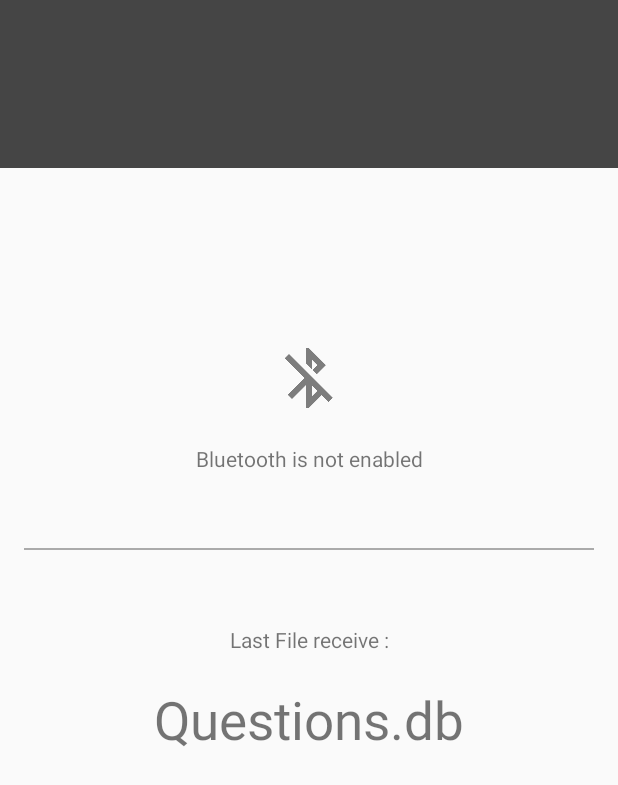
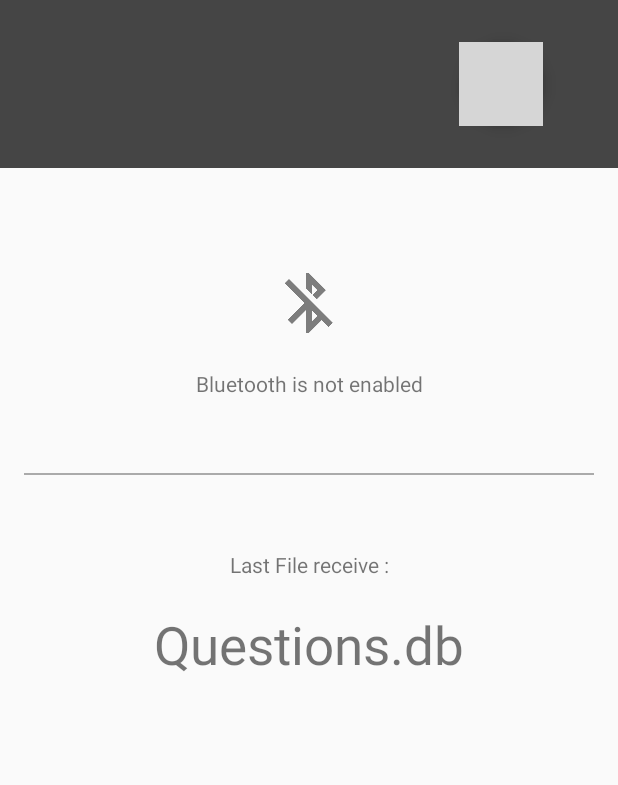
Before and after one commit to mhlsf/QuizApp, an Android app: the layout activity_simple_grid.xml on its own in the app's theme, with its tools: preview values and no code run, on a phone screen of 412 x 824 dp. Shown: the top 785 px of the screen. Run offline under Robolectric (Android 15) with nearby library versions, the phone set to English and light mode, and no system bars; grey boxes are pictures that could not be loaded.

Commit message:
Add the function to send mail from mobile app

```diff
--- a/mobile/build.gradle
+++ b/mobile/build.gradle
@@ -27,4 +27,6 @@ dependencies {
     compile 'com.google.android.gms:play-services-ads:8.4.0'
     compile 'com.google.android.gms:play-services-auth:8.4.0'
     compile 'com.google.android.gms:play-services-gcm:8.4.0'
+    compile 'com.android.support:design:23.1.1'
+
 }
--- a/mobile/src/main/res/layout/activity_simple_grid.xml
+++ b/mobile/src/main/res/layout/activity_simple_grid.xml
@@ -1,11 +1,21 @@
 <?xml version="1.0" encoding="utf-8"?>
 
-<LinearLayout
-    android:layout_height="match_parent"
+<LinearLayout android:layout_height="match_parent"
     android:layout_width="match_parent"
     xmlns:android="http://schemas.android.com/apk/res/android"
+    xmlns:app="http://schemas.android.com/apk/res-auto"
     android:orientation="vertical">
 
+    <android.support.design.widget.CoordinatorLayout
+        xmlns:android="http://schemas.android.com/apk/res/android"
+        xmlns:app="http://schemas.android.com/apk/res-auto"
+        android:layout_width="match_parent"
+        android:layout_height="wrap_content">
+
+        <LinearLayout
+            android:orientation="vertical"
+            android:layout_width="match_parent"
+            android:layout_height="wrap_content">
 
             <android.support.v7.widget.Toolbar android:id="@+id/toolbar_top"
                 android:layout_height="56dp"
@@ -17,7 +27,8 @@
 
             </android.support.v7.widget.Toolbar>
 
-    <android.support.v7.widget.Toolbar android:id="@+id/toolbar_bottom"
+            <android.support.v7.widget.Toolbar
+                android:id="@+id/toolbar_bottom"
                 android:layout_height="56dp"
                 android:layout_width="match_parent"
                 android:background="@color/colorPrimary"
@@ -25,8 +36,23 @@
 
                 xmlns:android="http://schemas.android.com/apk/res/android"
                 xmlns:app="http://schemas.android.com/apk/res-auto">
+            </android.support.v7.widget.Toolbar>
 
-    </android.support.v7.widget.Toolbar>
+        </LinearLayout>
+
+        <android.support.design.widget.FloatingActionButton
+            app:layout_anchor="@id/toolbar_top"
+            android:id="@+id/button_mail"
+            android:src="@drawable/ic_email_white_48dp"
+            app:fabSize="normal"
+            android:layout_marginRight="50dp"
+            android:layout_marginEnd="50dp"
+            android:layout_width="wrap_content"
+            android:layout_height="wrap_content"
+            app:layout_anchorGravity="bottom|right|end"/>
+
+    </android.support.design.widget.CoordinatorLayout>
+
 
 
     <LinearLayout
@@ -49,7 +75,7 @@
             android:layout_width="match_parent"
             android:src="@drawable/ic_bluetooth_disabled_black_48dp"
             android:alpha="0.5"
-            android:layout_marginTop="100dp"
+            android:layout_marginTop="50dp"
             android:layout_marginBottom="20dp"
             />
 
--- a/mobile/src/main/res/values/strings.xml
+++ b/mobile/src/main/res/values/strings.xml
@@ -1,3 +1,15 @@
 <resources>
     <string name="app_name">Wear Share</string>
+
+    <string name="dialog_message_nolastfile">You don\'t have recent receive file, do you wish to select one on the phone ?</string>
+    <string name="dialog_title_nolastfile">No last file</string>
+    <string name="ok">OK</string>
+    <string name="cancel">cancel</string>
+
+    <string name="dialog_message">Do you wish to send last receive file or another file on the phone ?</string>
+    <string name="dialog_title">Send file</string>
+    <string name="send_last_file">Send last file</string>
+    <string name="choose_file_on_sdcard">Choose file</string>
+
+
 </resources>
--- a/mobile/src/main/res/values/styles.xml
+++ b/mobile/src/main/res/values/styles.xml
@@ -6,4 +6,8 @@
         <item name="windowActionBar">false</item>
     </style>
 
+    <style name="myDialog" parent="Theme.AppCompat.Dialog">
+        <item name="android:windowNoTitle">true</item>
+    </style>
+
 </resources>
--- a/wear/src/main/java/com/example/ms16402/QuizApp/timeSelection/TimeSelectionFragment.java
+++ b/wear/src/main/java/com/example/ms16402/QuizApp/timeSelection/TimeSelectionFragment.java
@@ -39,7 +39,7 @@ public class TimeSelectionFragment extends Fragment {
 
     AlphaAnimation animation1;
 
-    public static final TimeSelectionFragment newInstance(int h, int m, String[] h_list, String[] m_list){
+    public static TimeSelectionFragment newInstance(int h, int m, String[] h_list, String[] m_list){
         TimeSelectionFragment fragment = new TimeSelectionFragment();
         Bundle args = new Bundle();
         args.putInt(KEY_HOUR, h);
--- a/wear/src/main/java/com/example/ms16402/QuizApp/wearableListViewNumber/WearableListFragment.java
+++ b/wear/src/main/java/com/example/ms16402/QuizApp/wearableListViewNumber/WearableListFragment.java
@@ -26,7 +26,7 @@ public class WearableListFragment extends Fragment {
     TextView info_textView;
     String actual_number;
 
-    public static final WearableListFragment newInstance(int numberOfElement)
+    public static WearableListFragment newInstance(int numberOfElement)
     {
         WearableListFragment fragment = new WearableListFragment();
         Bundle args = new Bundle();
```
Also changed, not shown: mobile/src/main/java/com/example/ms16402/gridproject/WearShareActivity.java (+110 -2 lines). Lines whose indentation alone changed are shown as unchanged.
